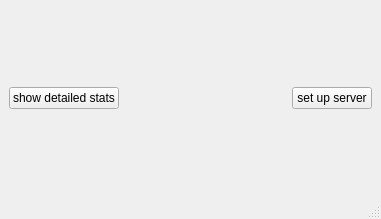
Old version of the form tvrscouting/uis/remote_comm.ui in the repository twicki/datavolley2.
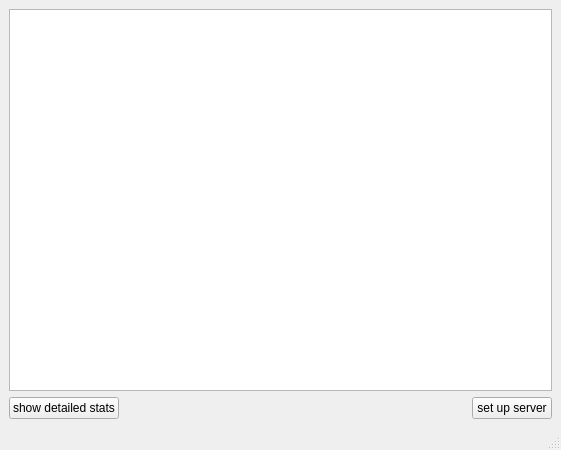
New version of the form.

Diff of the .ui file:
```diff
--- a/tvrscouting/uis/remote_comm.ui
+++ b/tvrscouting/uis/remote_comm.ui
@@ -6,23 +6,16 @@
    <rect>
     <x>0</x>
     <y>0</y>
-    <width>381</width>
-    <height>219</height>
+    <width>561</width>
+    <height>450</height>
    </rect>
   </property>
   <property name="windowTitle">
    <string>MainWindow</string>
   </property>
   <widget class="QWidget" name="centralwidget">
-   <layout class="QGridLayout" name="gridLayout">
-    <item row="0" column="0">
-     <widget class="QPushButton" name="pushButton_2">
-      <property name="text">
-       <string>show detailed stats</string>
-      </property>
-     </widget>
-    </item>
-    <item row="0" column="1">
+   <layout class="QGridLayout" name="gridLayout" rowstretch="8,1">
+    <item row="1" column="1">
      <spacer name="horizontalSpacer">
       <property name="orientation">
        <enum>Qt::Horizontal</enum>
@@ -35,13 +28,23 @@
       </property>
      </spacer>
     </item>
-    <item row="0" column="2">
+    <item row="1" column="2">
      <widget class="QPushButton" name="pushButton">
       <property name="text">
        <string>set up server</string>
       </property>
      </widget>
     </item>
+    <item row="1" column="0">
+     <widget class="QPushButton" name="pushButton_2">
+      <property name="text">
+       <string>show detailed stats</string>
+      </property>
+     </widget>
+    </item>
+    <item row="0" column="0" colspan="3">
+     <widget class="QTextBrowser" name="textBrowser"/>
+    </item>
    </layout>
   </widget>
   <widget class="QMenuBar" name="menubar">
```
Left out of the diff: 2 changed lines with no effect on the pictures.
